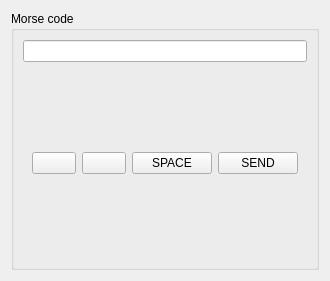
This is rover_gui/ui/ui/MorseCode.ui in robotique-udes/rover as Qt 5 draws it before an edit. The edited form follows.
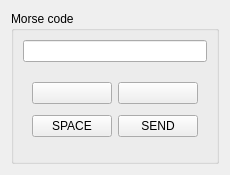
This is the edited form. Icons and pictures are not drawn.

Commit message: Fixed qeditline size

```diff
--- a/rover_gui/ui/ui/MorseCode.ui
+++ b/rover_gui/ui/ui/MorseCode.ui
@@ -6,8 +6,8 @@
    <rect>
     <x>0</x>
     <y>0</y>
-    <width>330</width>
-    <height>281</height>
+    <width>226</width>
+    <height>175</height>
    </rect>
   </property>
   <property name="windowTitle">
@@ -19,11 +19,21 @@
      <property name="title">
       <string>Morse code</string>
      </property>
-     <layout class="QGridLayout" name="gridLayout_2">
-      <item row="1" column="1">
+     <layout class="QVBoxLayout" name="verticalLayout_2">
+      <item>
+       <widget class="QLineEdit" name="lineEdit">
+        <property name="sizePolicy">
+         <sizepolicy hsizetype="Preferred" vsizetype="Fixed">
+          <horstretch>0</horstretch>
+          <verstretch>0</verstretch>
+         </sizepolicy>
+        </property>
+       </widget>
+      </item>
+      <item>
        <widget class="QWidget" name="widget" native="true">
-        <layout class="QHBoxLayout" name="horizontalLayout">
-         <item>
+        <layout class="QGridLayout" name="gridLayout">
+         <item row="0" column="0">
           <widget class="QPushButton" name="pb_dash">
            <property name="sizePolicy">
             <sizepolicy hsizetype="Preferred" vsizetype="Fixed">
@@ -39,7 +49,7 @@
            </property>
           </widget>
          </item>
-         <item>
+         <item row="0" column="1">
           <widget class="QPushButton" name="pb_dot">
            <property name="sizePolicy">
             <sizepolicy hsizetype="Preferred" vsizetype="Fixed">
@@ -55,20 +65,7 @@
            </property>
           </widget>
          </item>
-         <item>
-          <widget class="QPushButton" name="pb_space">
-           <property name="sizePolicy">
-            <sizepolicy hsizetype="Preferred" vsizetype="Fixed">
-             <horstretch>0</horstretch>
-             <verstretch>0</verstretch>
-            </sizepolicy>
-           </property>
-           <property name="text">
-            <string>SPACE</string>
-           </property>
-          </widget>
-         </item>
-         <item>
+         <item row="1" column="1">
           <widget class="QPushButton" name="pb_send">
            <property name="sizePolicy">
             <sizepolicy hsizetype="Preferred" vsizetype="Fixed">
@@ -81,19 +78,22 @@
            </property>
           </widget>
          </item>
+         <item row="1" column="0">
+          <widget class="QPushButton" name="pb_space">
+           <property name="sizePolicy">
+            <sizepolicy hsizetype="Preferred" vsizetype="Fixed">
+             <horstretch>0</horstretch>
+             <verstretch>0</verstretch>
+            </sizepolicy>
+           </property>
+           <property name="text">
+            <string>SPACE</string>
+           </property>
+          </widget>
+         </item>
         </layout>
        </widget>
       </item>
-      <item row="0" column="1">
-       <widget class="QLineEdit" name="lineEdit">
-        <property name="sizePolicy">
-         <sizepolicy hsizetype="Preferred" vsizetype="Fixed">
-          <horstretch>0</horstretch>
-          <verstretch>0</verstretch>
-         </sizepolicy>
-        </property>
-       </widget>
-      </item>
      </layout>
     </widget>
    </item>
```
